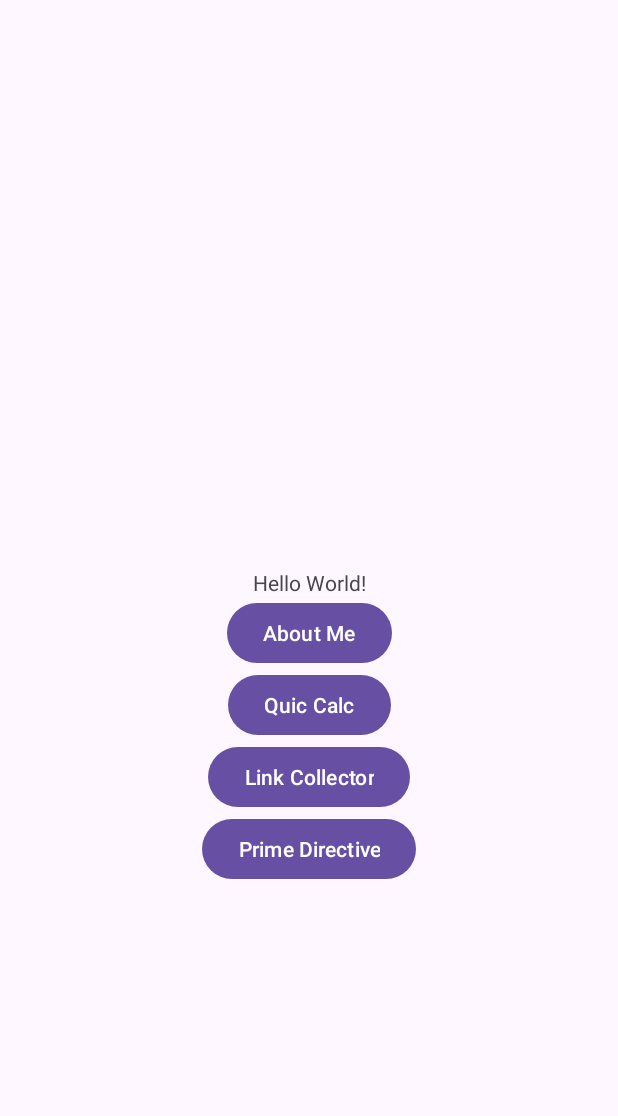
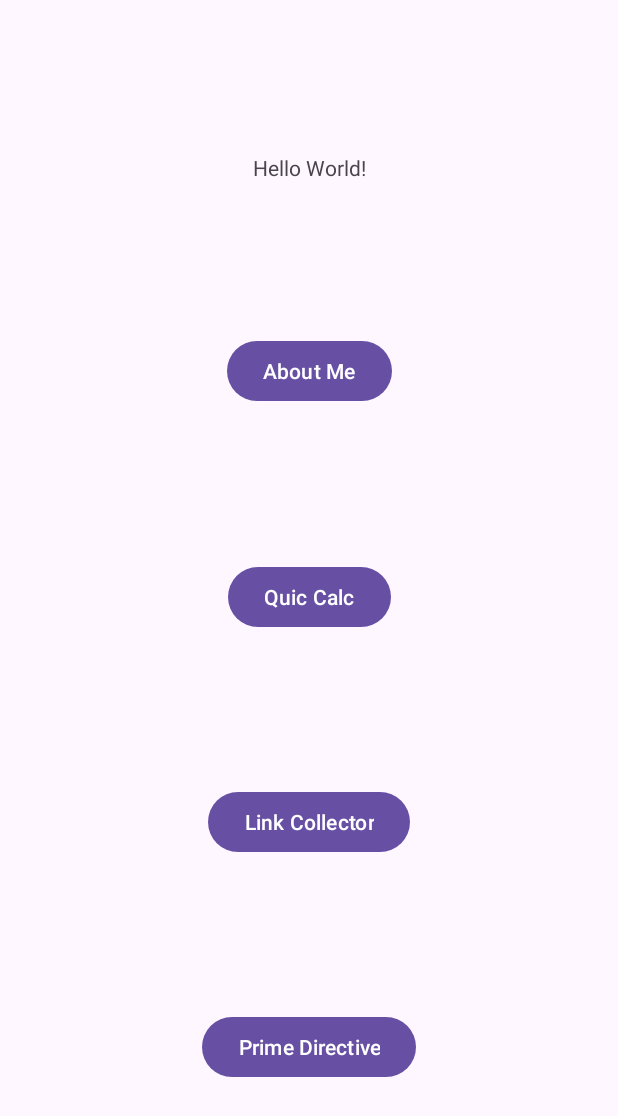
Before and after one commit to ErdunE/NortheasternMiami, an Android app: the screen it shows after launch (MainActivity), on a phone screen of 412 x 824 dp. Shown: the top 1116 px of the screen. Run offline under Robolectric (Android 15) with nearby library versions, the phone set to English and light mode, and no system bars.

Commit message:
Optimized the layout of main activity

```diff
--- a/NUMAD25Sp_ErdunE/app/src/main/res/layout/activity_main.xml
+++ b/NUMAD25Sp_ErdunE/app/src/main/res/layout/activity_main.xml
@@ -14,11 +14,10 @@
         android:layout_width="wrap_content"
         android:layout_height="wrap_content"
         android:text="Hello World!"
-        app:layout_constraintTop_toTopOf="parent"
-        app:layout_constraintBottom_toTopOf="@+id/aboutMeButton"
         app:layout_constraintStart_toStartOf="parent"
         app:layout_constraintEnd_toEndOf="parent"
-        app:layout_constraintVertical_chainStyle="packed" />
+        app:layout_constraintTop_toTopOf="parent"
+        app:layout_constraintBottom_toTopOf="@id/aboutMeButton" />
 
     <!-- About Me Button -->
     <Button
@@ -26,10 +25,10 @@
         android:layout_width="wrap_content"
         android:layout_height="wrap_content"
         android:text="About Me"
+        app:layout_constraintStart_toStartOf="parent"
+        app:layout_constraintEnd_toEndOf="parent"
         app:layout_constraintTop_toBottomOf="@id/helloTextView"
-        app:layout_constraintBottom_toBottomOf="parent"
-        app:layout_constraintStart_toStartOf="parent"
-        app:layout_constraintEnd_toEndOf="parent" />
+        app:layout_constraintBottom_toTopOf="@id/quicCalcButton" />
 
     <!-- Quic Calc Button -->
     <Button
@@ -37,9 +36,10 @@
         android:layout_width="wrap_content"
         android:layout_height="wrap_content"
         android:text="Quic Calc"
+        app:layout_constraintStart_toStartOf="parent"
+        app:layout_constraintEnd_toEndOf="parent"
         app:layout_constraintTop_toBottomOf="@id/aboutMeButton"
-        app:layout_constraintStart_toStartOf="parent"
-        app:layout_constraintEnd_toEndOf="parent" />
+        app:layout_constraintBottom_toTopOf="@id/linkCollectorButton" />
 
     <!-- Link Collector Button -->
     <Button
@@ -47,9 +47,10 @@
         android:layout_width="wrap_content"
         android:layout_height="wrap_content"
         android:text="Link Collector"
+        app:layout_constraintStart_toStartOf="parent"
+        app:layout_constraintEnd_toEndOf="parent"
         app:layout_constraintTop_toBottomOf="@id/quicCalcButton"
-        app:layout_constraintStart_toStartOf="parent"
-        app:layout_constraintEnd_toEndOf="parent" />
+        app:layout_constraintBottom_toTopOf="@id/primeDirectiveButton" />
 
     <!-- Prime Directive Button -->
     <Button
@@ -57,8 +58,9 @@
         android:layout_width="wrap_content"
         android:layout_height="wrap_content"
         android:text="Prime Directive"
+        app:layout_constraintStart_toStartOf="parent"
+        app:layout_constraintEnd_toEndOf="parent"
         app:layout_constraintTop_toBottomOf="@id/linkCollectorButton"
-        app:layout_constraintStart_toStartOf="parent"
-        app:layout_constraintEnd_toEndOf="parent" />
+        app:layout_constraintBottom_toBottomOf="parent" />
 
 </androidx.constraintlayout.widget.ConstraintLayout>
```
